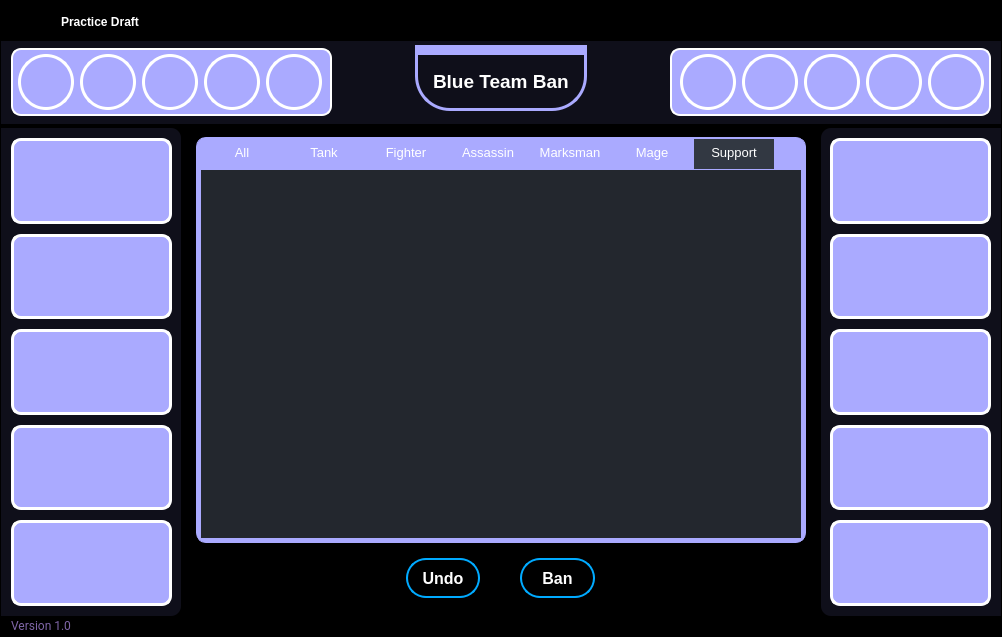
elian-olbz/mlbb-drafting-and-simulation-tools, file ui/pages/practice_draft.ui: the form before one commit.
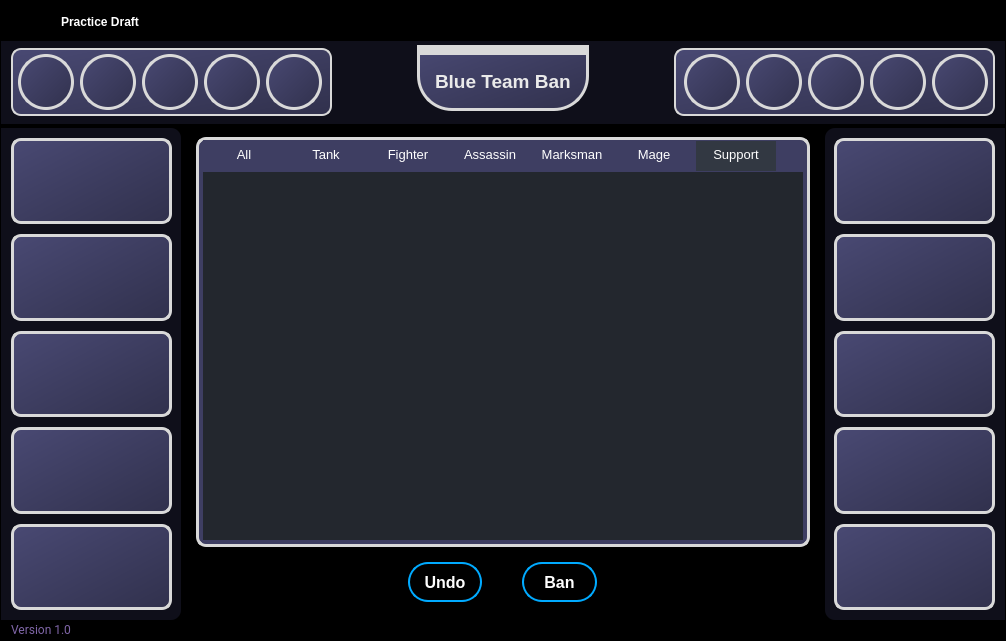
The form after the commit. The open tabs and pages were chosen to show the change. Icons and pictures are not drawn.

Commit message: Polished quick draft UI. Changed major colors for pages/dialogs, other minor changes on pages widgets.

```diff
--- a/ui/pages/practice_draft.ui
+++ b/ui/pages/practice_draft.ui
@@ -777,7 +777,7 @@
                                  </property>
                                  <property name="styleSheet">
                                   <string notr="true">QFrame{
-background-color: rgb(170, 170, 255);
+background-color: qlineargradient(spread:pad, x1:0, y1:0, x2:1, y2:1, stop:0 rgba(73, 73, 115, 255), stop:0.991368 rgba(49, 49, 77, 255));
 border-top-left-radius: 10px;
 border-bottom-left-radius: 10px;
 border-top-right-radius: 10px;
@@ -785,7 +785,7 @@
 }
 
 QFrame #blue_ban_frame{
-border: 2px solid; border-color:rgb(255, 255, 255);
+border: 2px solid; border-color: #d9d9d9
 }</string>
                                  </property>
                                  <property name="frameShape">
@@ -830,7 +830,7 @@
                                     <property name="styleSheet">
                                      <string notr="true">border-radius: 28px; border: 3px solid;
 image: url(:/icons/icons/question_mark.png);
-border-color:rgb(255, 255, 255);</string>
+border-color: #d9d9d9;</string>
                                     </property>
                                     <property name="text">
                                      <string/>
@@ -866,7 +866,7 @@
                                     <property name="styleSheet">
                                      <string notr="true">border-radius: 28px; border: 3px solid;
 image: url(:/icons/icons/question_mark.png);
-border-color:rgb(255, 255, 255);</string>
+border-color: #d9d9d9;</string>
                                     </property>
                                     <property name="text">
                                      <string/>
@@ -902,7 +902,7 @@
                                     <property name="styleSheet">
                                      <string notr="true">border-radius: 28px; border: 3px solid;
 image: url(:/icons/icons/question_mark.png);
-border-color:rgb(255, 255, 255);</string>
+border-color: #d9d9d9;</string>
                                     </property>
                                     <property name="text">
                                      <string/>
@@ -938,7 +938,7 @@
                                     <property name="styleSheet">
                                      <string notr="true">border-radius: 28px; border: 3px solid;
 image: url(:/icons/icons/question_mark.png);
-border-color:rgb(255, 255, 255);</string>
+border-color: #d9d9d9;</string>
                                     </property>
                                     <property name="text">
                                      <string/>
@@ -974,7 +974,7 @@
                                     <property name="styleSheet">
                                      <string notr="true">border-radius: 28px; border: 3px solid;
 image: url(:/icons/icons/question_mark.png);
-border-color:rgb(255, 255, 255);</string>
+border-color: #d9d9d9;</string>
                                     </property>
                                     <property name="text">
                                      <string/>
@@ -1057,9 +1057,10 @@
                                     </property>
                                     <property name="styleSheet">
                                      <string notr="true">QFrame #wel_frame{
-border: 3px solid rgb(170, 170, 255);
+background-color: qlineargradient(spread:pad, x1:0, y1:0, x2:1, y2:1, stop:0 rgba(73, 73, 115, 255), stop:0.991368 rgba(49, 49, 77, 255));
+border: 3px solid #d9d9d9;
 border-top: 10px solid;
-border-top-color: rgb(170, 170, 255);
+border-top-color: #d9d9d9;
 border-top-left-radius: 0px;
 border-bottom-left-radius: 35px;
 border-top-right-radius: 0px;
@@ -1088,7 +1089,7 @@
                                         </sizepolicy>
                                        </property>
                                        <property name="text">
-                                        <string>&lt;html&gt;&lt;head/&gt;&lt;body&gt;&lt;p&gt;&lt;span style=&quot; font-size:14pt; font-weight:700;&quot;&gt;Blue Team Ban&lt;/span&gt;&lt;/p&gt;&lt;/body&gt;&lt;/html&gt;</string>
+                                        <string>&lt;html&gt;&lt;head/&gt;&lt;body&gt;&lt;p&gt;&lt;span style=&quot; font-size:14pt; font-weight:700; color:#eaeaea;&quot;&gt;Blue Team Ban&lt;/span&gt;&lt;/p&gt;&lt;/body&gt;&lt;/html&gt;</string>
                                        </property>
                                       </widget>
                                      </item>
@@ -1121,7 +1122,7 @@
                                  </property>
                                  <property name="styleSheet">
                                   <string notr="true">QFrame{
-background-color: rgb(170, 170, 255);
+background-color: qlineargradient(spread:pad, x1:0, y1:0, x2:1, y2:1, stop:0 rgba(73, 73, 115, 255), stop:0.991368 rgba(49, 49, 77, 255));
 border-top-left-radius: 10px;
 border-bottom-left-radius: 10px;
 border-top-right-radius: 10px;
@@ -1129,7 +1130,7 @@
 }
 
 QFrame #red_ban_frame{
-border: 2px solid; border-color:rgb(255, 255, 255);
+border: 2px solid; border-color: #d9d9d9;
 }</string>
                                  </property>
                                  <property name="frameShape">
@@ -1174,7 +1175,7 @@
                                     <property name="styleSheet">
                                      <string notr="true">border-radius: 28px; border: 3px solid;
 image: url(:/icons/icons/question_mark.png);
-border-color:rgb(255, 255, 255);</string>
+border-color: #d9d9d9;</string>
                                     </property>
                                     <property name="text">
                                      <string/>
@@ -1210,7 +1211,7 @@
                                     <property name="styleSheet">
                                      <string notr="true">border-radius: 28px; border: 3px solid;
 image: url(:/icons/icons/question_mark.png);
-border-color:rgb(255, 255, 255);</string>
+border-color: #d9d9d9;</string>
                                     </property>
                                     <property name="text">
                                      <string/>
@@ -1246,7 +1247,7 @@
                                     <property name="styleSheet">
                                      <string notr="true">border-radius: 28px; border: 3px solid;
 image: url(:/icons/icons/question_mark.png);
-border-color:rgb(255, 255, 255);</string>
+border-color: #d9d9d9;</string>
                                     </property>
                                     <property name="text">
                                      <string/>
@@ -1282,7 +1283,7 @@
                                     <property name="styleSheet">
                                      <string notr="true">border-radius: 28px; border: 3px solid;
 image: url(:/icons/icons/question_mark.png);
-border-color:rgb(255, 255, 255);</string>
+border-color: #d9d9d9;</string>
                                     </property>
                                     <property name="text">
                                      <string/>
@@ -1318,7 +1319,7 @@
                                     <property name="styleSheet">
                                      <string notr="true">border-radius: 28px; border: 3px solid;
 image: url(:/icons/icons/question_mark.png);
-border-color:rgb(255, 255, 255);</string>
+border-color: #d9d9d9;</string>
                                     </property>
                                     <property name="text">
                                      <string/>
@@ -1424,9 +1425,9 @@
                                      </size>
                                     </property>
                                     <property name="styleSheet">
-                                     <string notr="true">background-color: rgb(170, 170, 255);
+                                     <string notr="true">background-color: qlineargradient(spread:pad, x1:0, y1:0, x2:1, y2:1, stop:0 rgba(73, 73, 115, 255), stop:0.991368 rgba(49, 49, 77, 255));
 border-radius: 10px; border: 3px solid;
-border-color:rgb(255, 255, 255);</string>
+border-color: #d9d9d9;</string>
                                     </property>
                                     <property name="text">
                                      <string/>
@@ -1448,9 +1449,9 @@
                                      </size>
                                     </property>
                                     <property name="styleSheet">
-                                     <string notr="true">background-color: rgb(170, 170, 255);
+                                     <string notr="true">background-color: qlineargradient(spread:pad, x1:0, y1:0, x2:1, y2:1, stop:0 rgba(73, 73, 115, 255), stop:0.991368 rgba(49, 49, 77, 255));
 border-radius: 10px; border: 3px solid;
-border-color:rgb(255, 255, 255);</string>
+border-color: #d9d9d9;</string>
                                     </property>
                                     <property name="text">
                                      <string/>
@@ -1472,9 +1473,9 @@
                                      </size>
                                     </property>
                                     <property name="styleSheet">
-                                     <string notr="true">background-color: rgb(170, 170, 255);
+                                     <string notr="true">background-color: qlineargradient(spread:pad, x1:0, y1:0, x2:1, y2:1, stop:0 rgba(73, 73, 115, 255), stop:0.991368 rgba(49, 49, 77, 255));
 border-radius: 10px; border: 3px solid;
-border-color:rgb(255, 255, 255);</string>
+border-color: #d9d9d9;</string>
                                     </property>
                                     <property name="text">
                                      <string/>
@@ -1496,9 +1497,9 @@
                                      </size>
                                     </property>
                                     <property name="styleSheet">
-                                     <string notr="true">background-color: rgb(170, 170, 255);
+                                     <string notr="true">background-color: qlineargradient(spread:pad, x1:0, y1:0, x2:1, y2:1, stop:0 rgba(73, 73, 115, 255), stop:0.991368 rgba(49, 49, 77, 255));
 border-radius: 10px; border: 3px solid;
-border-color:rgb(255, 255, 255);</string>
+border-color: #d9d9d9;</string>
                                     </property>
                                     <property name="text">
                                      <string/>
@@ -1520,9 +1521,9 @@
                                      </size>
                                     </property>
                                     <property name="styleSheet">
-                                     <string notr="true">background-color: rgb(170, 170, 255);
+                                     <string notr="true">background-color: qlineargradient(spread:pad, x1:0, y1:0, x2:1, y2:1, stop:0 rgba(73, 73, 115, 255), stop:0.991368 rgba(49, 49, 77, 255));
 border-radius: 10px; border: 3px solid;
-border-color:rgb(255, 255, 255);</string>
+border-color: #d9d9d9;</string>
                                     </property>
                                     <property name="text">
                                      <string/>
@@ -1561,8 +1562,8 @@
                                    <widget class="QFrame" name="tab_frame">
                                     <property name="styleSheet">
                                      <string notr="true">QFrame #tab_frame{
-border: 1px solid rgb(170, 170, 255);
-background-color: rgb(170, 170, 255);
+border: 3px solid #d9d9d9;
+background-color: #3e3e62;
 border-top-left-radius: 10px;
 border-bottom-left-radius: 10px;
 border-top-right-radius: 10px;
@@ -1610,7 +1611,7 @@
 
 QTabBar::tab {
     /* Set the background color of each tab */
-   background-color: rgb(170, 170, 255);
+   background-color: #3e3e62;
     /* Set the color of the tab title text */
     color: #ffffff;
     /* Set the padding around each tab */
@@ -1621,7 +1622,7 @@
     height: 18px;
     font-size: 13px; 
     font-family: 'Segoe UI' ;
-	 border: 1px solid rgb(170, 170, 255);
+	 border: 1px solid #3e3e62;
 	border-top-left-radius: 0px;
 	border-bottom-left-radius: 0px;
 	border-top-right-radius: 0px;
@@ -1650,7 +1651,7 @@
 	 border-radius: 0px;
  }
  QScrollBar::handle:vertical {	
-	background: rgb(189, 147, 249);
+	background: #606097;
     min-height: 25px;
 	border-radius: 4px
  }
@@ -1889,9 +1890,9 @@
                                      </size>
                                     </property>
                                     <property name="styleSheet">
-                                     <string notr="true">background-color: rgb(170, 170, 255);
+                                     <string notr="true">background-color: qlineargradient(spread:pad, x1:0, y1:0, x2:1, y2:1, stop:0 rgba(73, 73, 115, 255), stop:0.991368 rgba(49, 49, 77, 255));
 border-radius: 10px; border: 3px solid;
-border-color:rgb(255, 255, 255);</string>
+border-color: #d9d9d9;</string>
                                     </property>
                                     <property name="text">
                                      <string/>
@@ -1913,9 +1914,9 @@
                                      </size>
                                     </property>
                                     <property name="styleSheet">
-                                     <string notr="true">background-color: rgb(170, 170, 255);
+                                     <string notr="true">background-color: qlineargradient(spread:pad, x1:0, y1:0, x2:1, y2:1, stop:0 rgba(73, 73, 115, 255), stop:0.991368 rgba(49, 49, 77, 255));
 border-radius: 10px; border: 3px solid;
-border-color:rgb(255, 255, 255);</string>
+border-color: #d9d9d9;</string>
                                     </property>
                                     <property name="text">
                                      <string/>
@@ -1937,9 +1938,9 @@
                                      </size>
                                     </property>
                                     <property name="styleSheet">
-                                     <string notr="true">background-color: rgb(170, 170, 255);
+                                     <string notr="true">background-color: qlineargradient(spread:pad, x1:0, y1:0, x2:1, y2:1, stop:0 rgba(73, 73, 115, 255), stop:0.991368 rgba(49, 49, 77, 255));
 border-radius: 10px; border: 3px solid;
-border-color:rgb(255, 255, 255);</string>
+border-color: #d9d9d9;</string>
                                     </property>
                                     <property name="text">
                                      <string/>
@@ -1961,9 +1962,9 @@
                                      </size>
                                     </property>
                                     <property name="styleSheet">
-                                     <string notr="true">background-color: rgb(170, 170, 255);
+                                     <string notr="true">background-color: qlineargradient(spread:pad, x1:0, y1:0, x2:1, y2:1, stop:0 rgba(73, 73, 115, 255), stop:0.991368 rgba(49, 49, 77, 255));
 border-radius: 10px; border: 3px solid;
-border-color:rgb(255, 255, 255);</string>
+border-color: #d9d9d9;</string>
                                     </property>
                                     <property name="text">
                                      <string/>
@@ -1985,9 +1986,9 @@
                                      </size>
                                     </property>
                                     <property name="styleSheet">
-                                     <string notr="true">background-color: rgb(170, 170, 255);
+                                     <string notr="true">background-color: qlineargradient(spread:pad, x1:0, y1:0, x2:1, y2:1, stop:0 rgba(73, 73, 115, 255), stop:0.991368 rgba(49, 49, 77, 255));
 border-radius: 10px; border: 3px solid;
-border-color:rgb(255, 255, 255);</string>
+border-color: #d9d9d9;</string>
                                     </property>
                                     <property name="text">
                                      <string/>
```
Left out of the diff: 2 changed lines with no effect on the pictures. The commit also changes 15 other files.
